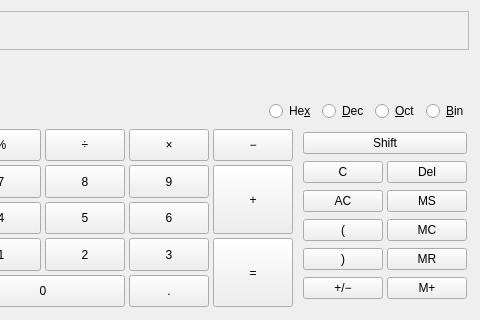
Qt form kcalc.ui (KDE/kcalc) before a commit; both pictures show x 562 to 1042 and y 0 to 320 of the 1042 by 320 pixel window.
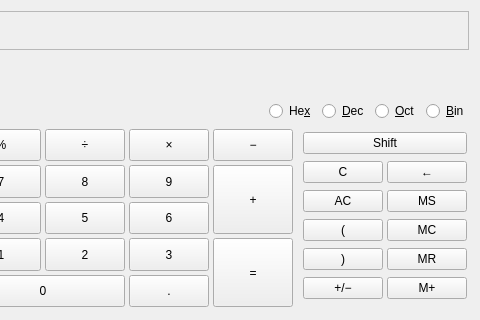
The same form after that commit. Custom widgets are drawn as their Qt base class.

Commit message: using graphical caption for new backspace button, looks much nicer now :-)

```diff
--- a/kcalc.ui
+++ b/kcalc.ui
@@ -960,7 +960,7 @@
           <item row="1" column="1">
            <widget class="KCalcButton" name="pbBackspace">
             <property name="text">
-             <string>Del</string>
+             <string>←</string>
             </property>
             <property name="shortcut">
              <string>Backspace</string>
```
